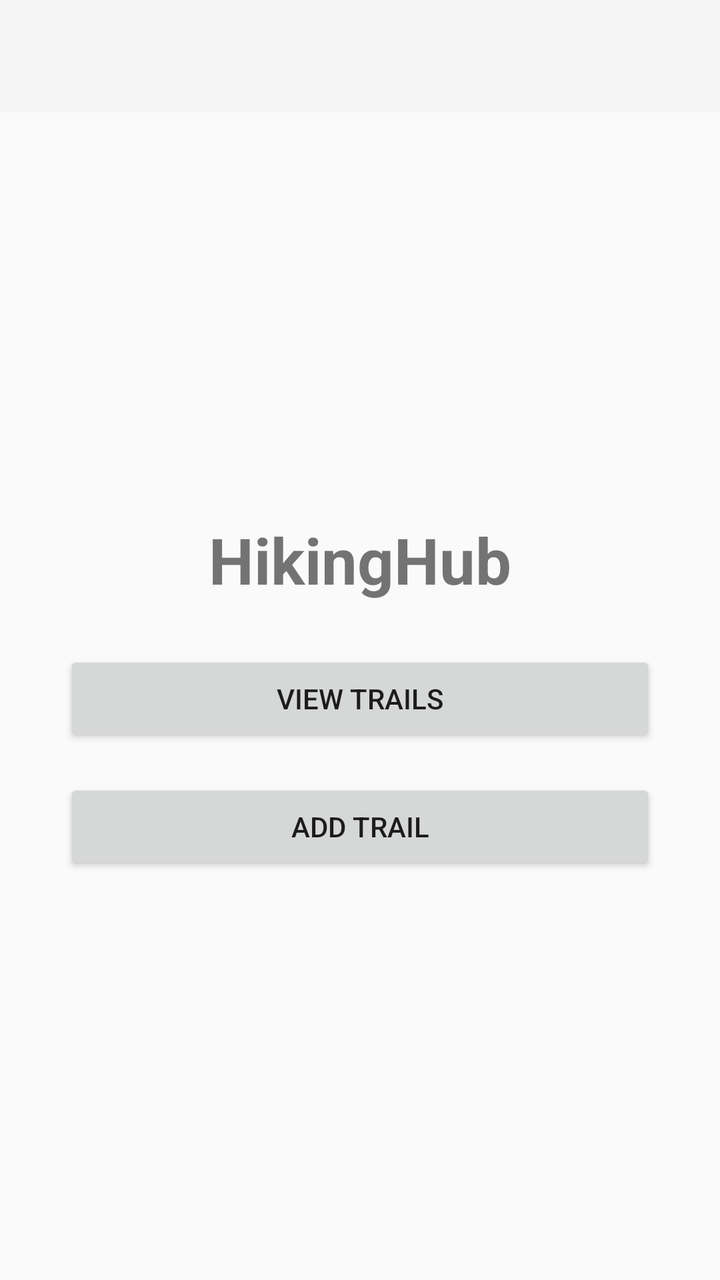
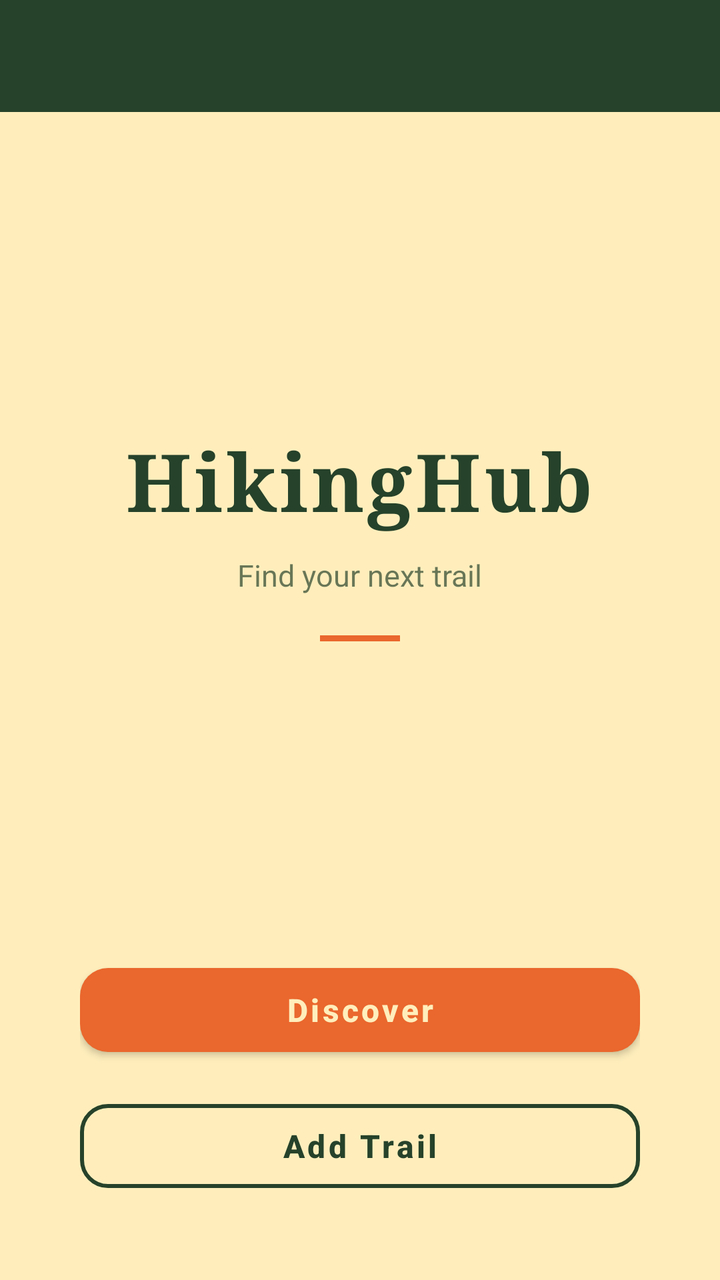

Before-and-after screenshots of an Android layout around one commit, followed by the original layout XML and the change that was made.
<!-- AndroidManifest.xml: activity theme Theme.Ca -->
<!-- res/layout/activity_main.xml -->
<?xml version="1.0" encoding="utf-8"?>
<androidx.drawerlayout.widget.DrawerLayout xmlns:android="http://schemas.android.com/apk/res/android"
    xmlns:app="http://schemas.android.com/apk/res-auto"
    android:id="@+id/drawerLayout"
    android:layout_width="match_parent"
    android:layout_height="match_parent">

    <LinearLayout
        android:id="@+id/main"
        android:layout_width="match_parent"
        android:layout_height="match_parent"
        android:orientation="vertical">

        <androidx.appcompat.widget.Toolbar
            android:id="@+id/toolbar"
            android:layout_width="match_parent"
            android:layout_height="?attr/actionBarSize"
            android:background="?attr/colorPrimary"
            android:theme="@style/ThemeOverlay.AppCompat.Dark.ActionBar" />

        <LinearLayout
            android:layout_width="match_parent"
            android:layout_height="0dp"
            android:layout_weight="1"
            android:gravity="center"
            android:orientation="vertical"
            android:padding="32dp">

            <TextView
                android:id="@+id/mainTitle"
                android:layout_width="wrap_content"
                android:layout_height="wrap_content"
                android:text="HikingHub"
                android:textSize="32sp"
                android:textStyle="bold" />

            <Button
                android:id="@+id/viewTrailsButton"
                android:layout_width="match_parent"
                android:layout_height="wrap_content"
                android:layout_marginTop="24dp"
                android:text="View Trails" />

            <Button
                android:id="@+id/addTrailButton"
                android:layout_width="match_parent"
                android:layout_height="wrap_content"
                android:layout_marginTop="16dp"
                android:text="Add Trail" />

        </LinearLayout>
    </LinearLayout>

    <com.google.android.material.navigation.NavigationView
        android:id="@+id/navView"
        android:layout_width="wrap_content"
        android:layout_height="match_parent"
        android:layout_gravity="start"
        app:itemIconPadding="0dp"
        app:itemIconSize="0dp"
        app:menu="@menu/nav_drawer" />

</androidx.drawerlayout.widget.DrawerLayout>
<!-- resources referenced by this layout -->
<resources>
  <style name="Theme.Ca" parent="Theme.AppCompat.Light.NoActionBar" />
</resources>

<!-- the commit's change to res/layout/activity_main.xml (unified diff, before → after) -->
@@ -3,20 +3,23 @@
     xmlns:app="http://schemas.android.com/apk/res-auto"
     android:id="@+id/drawerLayout"
     android:layout_width="match_parent"
-    android:layout_height="match_parent">
+    android:layout_height="match_parent"
+    android:background="@color/sand">
 
     <LinearLayout
         android:id="@+id/main"
         android:layout_width="match_parent"
         android:layout_height="match_parent"
+        android:background="@color/sand"
         android:orientation="vertical">
 
         <androidx.appcompat.widget.Toolbar
             android:id="@+id/toolbar"
             android:layout_width="match_parent"
             android:layout_height="?attr/actionBarSize"
-            android:background="?attr/colorPrimary"
-            android:theme="@style/ThemeOverlay.AppCompat.Dark.ActionBar" />
+            android:background="@color/forest"
+            android:theme="@style/ThemeOverlay.AppCompat.Dark.ActionBar"
+            app:titleTextColor="@color/sand" />
 
         <LinearLayout
             android:layout_width="match_parent"
@@ -24,28 +27,54 @@
             android:layout_weight="1"
             android:gravity="center"
             android:orientation="vertical"
-            android:padding="32dp">
+            android:paddingHorizontal="40dp">
 
             <TextView
                 android:id="@+id/mainTitle"
                 android:layout_width="wrap_content"
                 android:layout_height="wrap_content"
+                android:fontFamily="serif"
+                android:letterSpacing="0.04"
                 android:text="HikingHub"
-                android:textSize="32sp"
+                android:textColor="@color/forest"
+                android:textSize="40sp"
                 android:textStyle="bold" />
 
-            <Button
+            <TextView
+                android:layout_width="wrap_content"
+                android:layout_height="wrap_content"
+                android:layout_marginTop="10dp"
+                android:alpha="0.7"
+                android:text="Find your next trail"
+                android:textColor="@color/forest"
+                android:textSize="15sp" />
+
+            <View
+                android:layout_width="40dp"
+                android:layout_height="3dp"
+                android:layout_marginTop="20dp"
+                android:background="@color/trail_orange" />
+
+        </LinearLayout>
+
+        <LinearLayout
+            android:layout_width="match_parent"
+            android:layout_height="wrap_content"
+            android:orientation="vertical"
+            android:paddingHorizontal="40dp"
+            android:paddingBottom="40dp">
+
+            <com.google.android.material.button.MaterialButton
                 android:id="@+id/viewTrailsButton"
+                style="@style/Widget.HikingHub.Button.Primary"
                 android:layout_width="match_parent"
-                android:layout_height="wrap_content"
-                android:layout_marginTop="24dp"
-                android:text="View Trails" />
+                android:text="Discover" />
 
-            <Button
+            <com.google.android.material.button.MaterialButton
                 android:id="@+id/addTrailButton"
+                style="@style/Widget.HikingHub.Button.Outline"
                 android:layout_width="match_parent"
-                android:layout_height="wrap_content"
-                android:layout_marginTop="16dp"
+                android:layout_marginTop="14dp"
                 android:text="Add Trail" />
 
         </LinearLayout>
<!-- resource entries referenced after the edit -->
@@ -1,5 +1,23 @@
 <!-- resources referenced by this layout -->
 <resources>
-  <style name="Theme.Ca" parent="Theme.AppCompat.Light.NoActionBar" />
+  <color name="forest">#26422A</color>
+  <color name="sand">#FFEEBC</color>
+  <color name="trail_orange">#EA672D</color>
+  <style name="Widget.HikingHub.Button.Outline" parent="Widget.MaterialComponents.Button.OutlinedButton">
+          <item name="android:layout_height">54dp</item>
+          <item name="android:textAllCaps">false</item>
+          <item name="android:textSize">16sp</item>
+          <item name="android:textStyle">bold</item>
+          <item name="android:textColor">@color/forest</item>
+          <item name="cornerRadius">14dp</item>
+          <item name="strokeColor">@color/forest</item>
+          <item name="strokeWidth">2dp</item>
+          <item name="backgroundTint">@android:color/transparent</item>
+      </style>
+  <style name="Widget.HikingHub.Button.Primary">
+          <item name="backgroundTint">@color/trail_orange</item>
+          <item name="android:textColor">@color/sand</item>
+      </style>
+  <style name="Theme.Ca" parent="Theme.MaterialComponents.Light.NoActionBar" />
 </resources>
 
